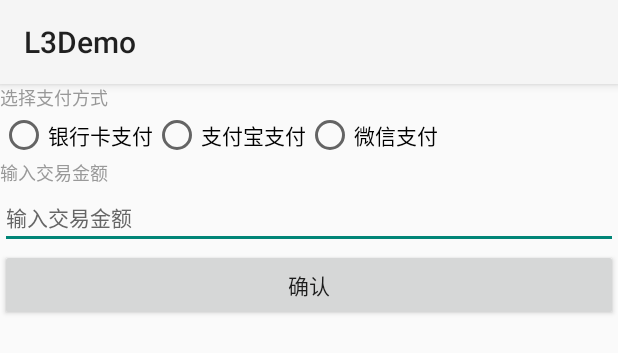
After one commit to chuwuwang/sunmi-export-api-demo, an Android app: the layout activity_consume.xml on its own in the app's theme, with its tools: preview values and no code run, on a phone screen of 412 x 824 dp. The commit adds this screen. Shown: the top 353 px of the screen. Run offline under Robolectric (Android 15) with nearby library versions, the phone set to English and light mode, and no system bars.

Commit message:
添加消费布局

```diff
--- /dev/null
+++ b/L3Demo/app/src/main/res/layout/activity_consume.xml
@@ -0,0 +1,60 @@
+<?xml version="1.0" encoding="utf-8"?>
+<LinearLayout xmlns:android="http://schemas.android.com/apk/res/android"
+    android:layout_width="match_parent"
+    android:layout_height="match_parent"
+    android:orientation="vertical">
+
+    <TextView
+        android:layout_width="wrap_content"
+        android:layout_height="wrap_content"
+        android:text="@string/select_mode_payment"
+        android:textColor="#999999"
+        android:textSize="12sp" />
+
+    <RadioGroup
+        android:layout_width="match_parent"
+        android:layout_height="wrap_content"
+        android:contentDescription="支付方式"
+        android:orientation="horizontal">
+        <RadioButton
+            android:id="@+id/back_card_rb"
+            android:layout_width="wrap_content"
+            android:layout_height="wrap_content"
+            android:text="@string/bank_card"
+            android:textSize="14dp"
+            android:textColor="#000000"/>
+        <RadioButton
+            android:id="@+id/alipay_rb"
+            android:layout_width="wrap_content"
+            android:layout_height="wrap_content"
+            android:text="@string/alipay"
+            android:textSize="14dp"
+            android:textColor="#000000"/>
+        <RadioButton
+            android:id="@+id/wechat_rb"
+            android:layout_width="wrap_content"
+            android:layout_height="wrap_content"
+            android:text="@string/wechat"
+            android:textSize="14dp"
+            android:textColor="#000000"/>
+    </RadioGroup>
+    <TextView
+        android:layout_width="wrap_content"
+        android:layout_height="wrap_content"
+        android:text="@string/input_money"
+        android:textColor="#999999"
+        android:textSize="12sp" />
+    <EditText
+        android:id="@+id/input_money_edt"
+        android:layout_width="match_parent"
+        android:layout_height="wrap_content"
+        android:textColor="#000000"
+        android:textColorHint="#666666"
+        android:hint="@string/input_money"
+        android:textSize="14dp"/>
+    <Button
+        android:id="@+id/consume_btn"
+        android:layout_width="match_parent"
+        android:layout_height="wrap_content"
+        android:text="@string/ok"/>
+</LinearLayout>
--- a/L3Demo/app/src/main/res/values/strings.xml
+++ b/L3Demo/app/src/main/res/values/strings.xml
@@ -1,3 +1,11 @@
 <resources>
     <string name="app_name">L3Demo</string>
+    <string name="select_mode_payment">选择支付方式</string>
+    <string name="input_money">输入交易金额</string>
+    <string name="bank_card">银行卡支付</string>
+    <string name="wechat">微信支付</string>
+    <string name="alipay">支付宝支付</string>
+    <string name="qr_code">二维码</string>
+    <string name="scan_qr_code">扫码</string>
+    <string name="ok">确认</string>
 </resources>
```
